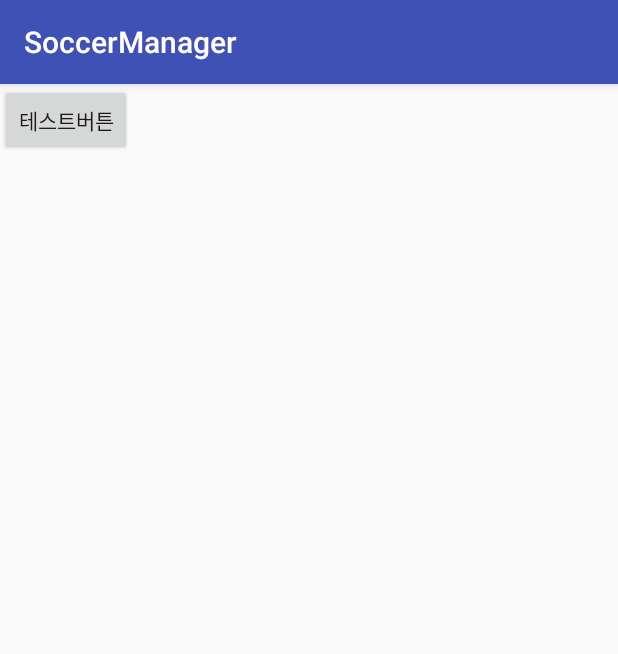
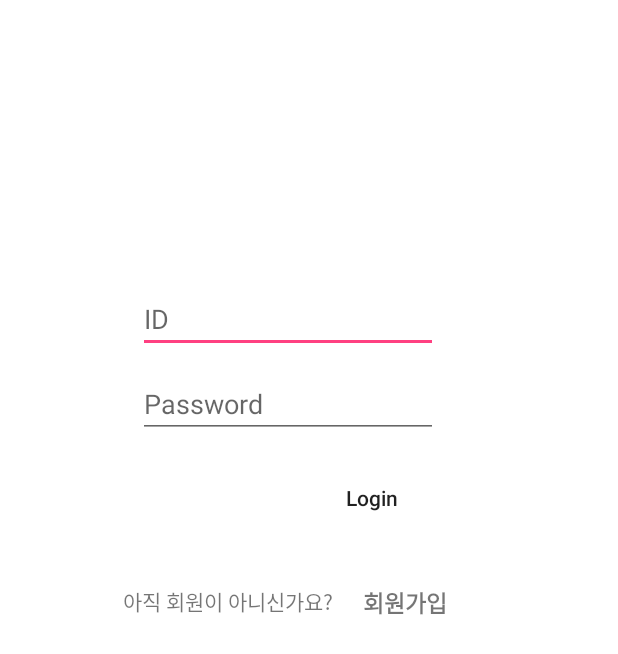
Before and after one commit to wlldnjs/SoccerManager, an Android app: the screen it shows after launch (MainActivity before the commit, LoginActivity after it), on a phone screen of 412 x 824 dp. Shown: the top 654 px of the screen. Run offline under Robolectric (Android 15) with nearby library versions, the phone set to English and light mode, and no system bars.

Commit message:
회원가입, 로그인 레이아웃

```diff
--- a/app/build.gradle
+++ b/app/build.gradle
@@ -20,11 +20,12 @@ android {
 }
 
 dependencies {
-    compile fileTree(dir: 'libs', include: ['*.jar'])
+    compile fileTree(include: ['*.jar'], dir: 'libs')
     androidTestCompile('com.android.support.test.espresso:espresso-core:2.2.2', {
         exclude group: 'com.android.support', module: 'support-annotations'
     })
     compile 'com.android.support:appcompat-v7:25.3.1'
     compile 'com.android.support.constraint:constraint-layout:1.0.2'
+    compile 'com.android.support:recyclerview-v7:25.3.1'
     testCompile 'junit:junit:4.12'
 }
--- /dev/null
+++ b/app/src/main/java/com/jiwonkim/soccermanager/Main/LoginActivity.java
@@ -0,0 +1,39 @@
+package com.jiwonkim.soccermanager.Main;
+
+import android.content.Intent;
+import android.os.Bundle;
+import android.support.v7.app.AppCompatActivity;
+import android.view.View;
+import android.widget.Button;
+import android.widget.TextView;
+import android.widget.Toast;
+
+import com.jiwonkim.soccermanager.R;
+
+public class LoginActivity extends AppCompatActivity {
+    TextView regist;
+    Button loginBtn;
+
+    @Override
+    protected void onCreate(Bundle savedInstanceState) {
+        super.onCreate(savedInstanceState);
+        setContentView(R.layout.activity_login);
+
+        regist = (TextView)findViewById(R.id.regist);
+        loginBtn = (Button)findViewById(R.id.login);
+
+        regist.setOnClickListener(new View.OnClickListener() {
+            @Override
+            public void onClick(View v) {
+                Intent registIntent = new Intent(LoginActivity.this, RegistActivity.class);
+                startActivity(registIntent);
+            }
+        });
+        loginBtn.setOnClickListener(new View.OnClickListener() {
+            @Override
+            public void onClick(View v) {
+                Toast.makeText(LoginActivity.this, "로그인 버튼 클릭", Toast.LENGTH_SHORT).show();
+            }
+        });
+    }
+}
--- a/app/src/main/java/com/jiwonkim/soccermanager/MainActivity.java
+++ /dev/null
@@ -1,14 +0,0 @@
-package com.jiwonkim.soccermanager;
-
-import android.os.Bundle;
-import android.support.v7.app.AppCompatActivity;
-import android.widget.Button;
-
-public class MainActivity extends AppCompatActivity {
-    Button btn = (Button)findViewById(R.id.button);
-    @Override
-    protected void onCreate(Bundle savedInstanceState) {
-        super.onCreate(savedInstanceState);
-        setContentView(R.layout.activity_main);
-    }
-}
--- /dev/null
+++ b/app/src/main/res/drawable/rectangle_stroke_white.xml
@@ -0,0 +1,12 @@
+<?xml version="1.0" encoding="utf-8"?>
+<shape xmlns:android="http://schemas.android.com/apk/res/android"
+    android:shape="rectangle">
+    <solid android:color="#00000000" />
+
+    <stroke
+        android:width="2dp"
+        android:color="#ffffff" />
+    <corners
+        android:radius="10dp"/>
+
+</shape>
--- /dev/null
+++ b/app/src/main/res/layout/activity_login.xml
@@ -0,0 +1,77 @@
+<?xml version="1.0" encoding="utf-8"?>
+<android.support.constraint.ConstraintLayout xmlns:android="http://schemas.android.com/apk/res/android"
+    xmlns:app="http://schemas.android.com/apk/res-auto"
+    xmlns:tools="http://schemas.android.com/tools"
+    android:layout_width="match_parent"
+    android:layout_height="match_parent"
+    tools:context="com.jiwonkim.soccermanager.Main.LoginActivity">
+
+    <EditText
+        android:id="@+id/id"
+        android:layout_width="200dp"
+        android:layout_height="wrap_content"
+        android:hint="ID"
+        app:layout_constraintTop_toTopOf="parent"
+        android:layout_marginTop="190dp"
+        android:layout_marginLeft="92dp"
+        app:layout_constraintLeft_toLeftOf="parent"
+        android:layout_marginRight="8dp"
+        app:layout_constraintRight_toRightOf="parent"
+        app:layout_constraintHorizontal_bias="0.0" />
+
+    <EditText
+        android:id="@+id/password"
+        android:layout_width="200dp"
+        android:layout_height="wrap_content"
+        android:hint="Password"
+        android:layout_marginTop="11dp"
+        app:layout_constraintTop_toBottomOf="@+id/id"
+        android:layout_marginLeft="92dp"
+        app:layout_constraintLeft_toLeftOf="parent"
+        android:layout_marginRight="8dp"
+        app:layout_constraintRight_toRightOf="parent"
+        app:layout_constraintHorizontal_bias="0.0" />
+
+    <Button
+        android:background="@drawable/rectangle_stroke_white"
+        android:id="@+id/login"
+        android:layout_width="wrap_content"
+        android:layout_height="wrap_content"
+        android:text="Login"
+        android:textAllCaps="false"
+        android:layout_marginTop="16dp"
+        app:layout_constraintTop_toBottomOf="@+id/password"
+        android:layout_marginLeft="204dp"
+        app:layout_constraintLeft_toLeftOf="parent" />
+
+    <TextView
+        android:layout_width="wrap_content"
+        android:layout_height="wrap_content"
+        android:text="아직 회원이 아니신가요?"
+        android:layout_marginTop="98dp"
+        app:layout_constraintTop_toBottomOf="@+id/password"
+        android:layout_marginLeft="82dp"
+        app:layout_constraintLeft_toLeftOf="parent"
+        android:id="@+id/textView" />
+
+    <TextView
+        android:id="@+id/regist"
+        android:layout_width="wrap_content"
+        android:layout_height="wrap_content"
+        android:text="회원가입"
+        android:textSize="15sp"
+        android:textStyle="bold"
+        app:layout_constraintLeft_toRightOf="@+id/textView"
+        android:layout_marginLeft="20dp"
+        android:layout_marginTop="34dp"
+        app:layout_constraintTop_toBottomOf="@+id/login" />
+
+    <android.support.constraint.Guideline
+        android:layout_width="wrap_content"
+        android:layout_height="wrap_content"
+        android:id="@+id/guideline"
+        android:orientation="vertical"
+        app:layout_constraintGuide_percent="0.5" />
+
+
+</android.support.constraint.ConstraintLayout>
--- a/app/src/main/res/layout/activity_main.xml
+++ /dev/null
@@ -1,15 +0,0 @@
-<?xml version="1.0" encoding="utf-8"?>
-<LinearLayout xmlns:android="http://schemas.android.com/apk/res/android"
-    xmlns:app="http://schemas.android.com/apk/res-auto"
-    android:orientation="vertical"
-    xmlns:tools="http://schemas.android.com/tools"
-    android:layout_width="match_parent"
-    android:layout_height="match_parent"
-    tools:context="com.jiwonkim.soccermanager.MainActivity">
-
-    <Button
-        android:id="@+id/button"
-        android:layout_width="wrap_content"
-        android:layout_height="wrap_content"
-        android:text="테스트버튼"/>
-</LinearLayout>
--- a/app/src/main/res/values/styles.xml
+++ b/app/src/main/res/values/styles.xml
@@ -8,4 +8,11 @@
         <item name="colorAccent">@color/colorAccent</item>
     </style>
 
+    <style name="MyActionBar" parent="Theme.AppCompat.Light.NoActionBar">
+        <item name="android:background">#ffffff</item>
+        <item name="colorPrimary">@color/colorPrimary</item>
+        <item name="colorPrimaryDark">@color/colorPrimaryDark</item>
+        <item name="colorAccent">@color/colorAccent</item>
+    </style>
+
 </resources>
```
Also changed, not shown: app/src/main/AndroidManifest.xml (+5 -3 lines), app/src/main/java/com/jiwonkim/soccermanager/Application/ApplicationController.java (added, +11 -0 lines), app/src/main/java/com/jiwonkim/soccermanager/Main/RegistActivity.java (added, +37 -0 lines), app/src/main/res/layout/activity_regist.xml (added, +155 -0 lines).
